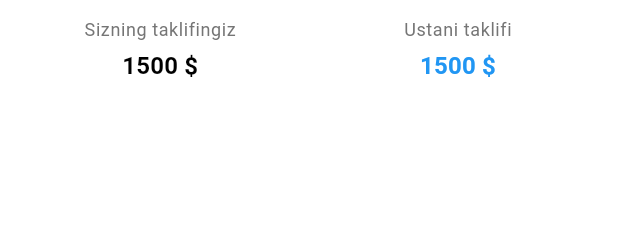
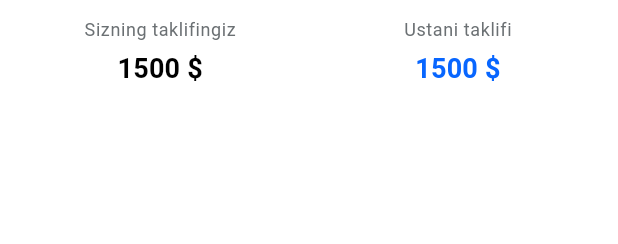
Before and after one commit to muhammadalinomonov/izzy-drive-driver, a Flutter app: the _OffersRow widget shown alone on an empty page, opened directly, on a phone screen of 412 x 824 dp. Shown: the top 244 px of the screen. Run offline on Flutter 3.47's test engine with Material 3 defaults, Android fonts, the phone set to English and light mode, and no system bars; our stand-ins replace bloc, card_swiper, dio, equatable, flutter_bloc, flutter_dotenv and 6 more; missing offline and left inert: mapbox_maps_flutter, record, voice_message_player; accounts and stored records are empty; network calls fail; project files that could hold a hidden picture were left out.

Commit message:
profile model sheet done

```diff
--- a/lib/src/core/constants/color/app_color.dart
+++ b/lib/src/core/constants/color/app_color.dart
@@ -1,5 +1,4 @@
 import 'package:flutter/cupertino.dart';
-import 'package:flutter/material.dart';
 
 class AppColor {
   static Color red = CupertinoColors.systemRed;
@@ -14,5 +13,6 @@ class AppColor {
   static Color lightGreen = const Color(0XFF08FFD6);
   static Color blueMain = const Color(0xFF0866FF);
   static Color greyBg= const Color(0xFFEFF2F5);
+  static Color darkGrey = const Color(0XFF93989B);
 
 }
--- a/lib/src/features/home/presentation/widgets/profile_order_model_sheet.dart
+++ b/lib/src/features/home/presentation/widgets/profile_order_model_sheet.dart
@@ -201,8 +201,9 @@ class _SectionTitle extends StatelessWidget {
       child: Text(
         title,
         style: Theme.of(context).textTheme.titleMedium?.copyWith(
-          color: Colors.grey[700],
-          fontWeight: FontWeight.bold,
+          color: AppColor.darkGrey,
+          fontSize: 15,
+          fontWeight: FontWeight.w600,
         ),
       ),
     );
@@ -214,7 +215,7 @@ class _OrderInfoSection extends StatelessWidget {
   Widget build(BuildContext context) {
     TextStyle? labelStyle = Theme.of(
       context,
-    ).textTheme.bodySmall?.copyWith(color: Colors.grey[600]);
+    ).textTheme.bodySmall?.copyWith(color: AppColor.grey);
     TextStyle? valueStyle = Theme.of(
       context,
     ).textTheme.bodyLarge?.copyWith(fontWeight: FontWeight.w500);
@@ -314,10 +315,10 @@ class _OffersRow extends StatelessWidget {
   Widget build(BuildContext context) {
     TextStyle? labelStyle = Theme.of(
       context,
-    ).textTheme.bodySmall?.copyWith(color: Colors.grey[600]);
+    ).textTheme.bodySmall?.copyWith(color: AppColor.grey);
     TextStyle? valueStyle = Theme.of(
       context,
-    ).textTheme.titleMedium?.copyWith(fontWeight: FontWeight.bold);
+    ).textTheme.titleMedium?.copyWith(fontWeight: FontWeight.w600, fontSize: 18);
     return Container(
       padding: EdgeInsets.symmetric(vertical: 12, horizontal: 8),
       decoration: BoxDecoration(
@@ -345,7 +346,7 @@ class _OffersRow extends StatelessWidget {
                 SizedBox(height: 4),
                 Text(
                   '1500 \$',
-                  style: valueStyle?.copyWith(color: Colors.blue),
+                  style: valueStyle?.copyWith(color: AppColor.kPrimaryColor),
                 ),
               ],
             ),
```
